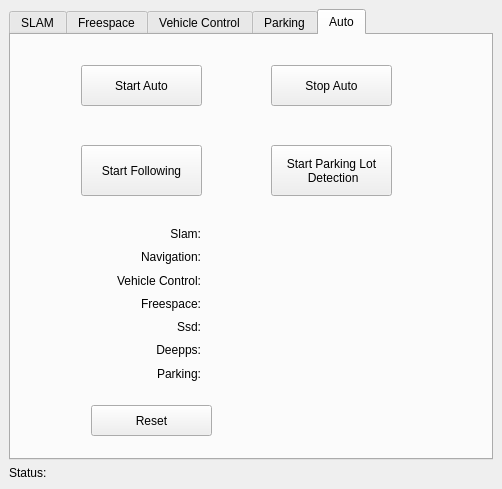
Qt form src/rqt_state_machine/state_machine_controller.ui (JingruiYu/rqt_state_machine) before a commit.
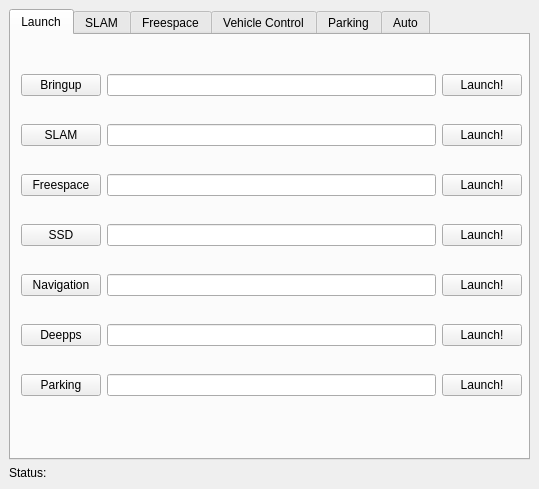
The same form after that commit.

Commit message: add launch tab for manually launching modules

What changed in the file:
```diff
--- a/src/rqt_state_machine/state_machine_controller.ui
+++ b/src/rqt_state_machine/state_machine_controller.ui
@@ -9,7 +9,7 @@
    <rect>
     <x>0</x>
     <y>0</y>
-    <width>502</width>
+    <width>539</width>
     <height>489</height>
    </rect>
   </property>
@@ -41,8 +41,216 @@
       <item>
        <widget class="QTabWidget" name="tabWidget">
         <property name="currentIndex">
-         <number>4</number>
+         <number>0</number>
         </property>
+        <widget class="QWidget" name="tabLaunch">
+         <attribute name="title">
+          <string>Launch</string>
+         </attribute>
+         <widget class="QWidget" name="horizontalLayoutWidget">
+          <property name="geometry">
+           <rect>
+            <x>10</x>
+            <y>80</y>
+            <width>501</width>
+            <height>41</height>
+           </rect>
+          </property>
+          <layout class="QHBoxLayout" name="horizontalLayout">
+           <item>
+            <widget class="QPushButton" name="launchFileSlam">
+             <property name="text">
+              <string>SLAM</string>
+             </property>
+            </widget>
+           </item>
+           <item>
+            <widget class="QLineEdit" name="launchFilePathSlam"/>
+           </item>
+           <item>
+            <widget class="QPushButton" name="launchSlam">
+             <property name="text">
+              <string>Launch!</string>
+             </property>
+            </widget>
+           </item>
+          </layout>
+         </widget>
+         <widget class="QWidget" name="horizontalLayoutWidget_2">
+          <property name="geometry">
+           <rect>
+            <x>10</x>
+            <y>230</y>
+            <width>501</width>
+            <height>41</height>
+           </rect>
+          </property>
+          <layout class="QHBoxLayout" name="horizontalLayout_2">
+           <item>
+            <widget class="QPushButton" name="launchFileNavigation">
+             <property name="text">
+              <string>Navigation</string>
+             </property>
+            </widget>
+           </item>
+           <item>
+            <widget class="QLineEdit" name="launchFilePathNavigation"/>
+           </item>
+           <item>
+            <widget class="QPushButton" name="launchNavigation">
+             <property name="text">
+              <string>Launch!</string>
+             </property>
+            </widget>
+           </item>
+          </layout>
+         </widget>
+         <widget class="QWidget" name="horizontalLayoutWidget_3">
+          <property name="geometry">
+           <rect>
+            <x>10</x>
+            <y>30</y>
+            <width>501</width>
+            <height>41</height>
+           </rect>
+          </property>
+          <layout class="QHBoxLayout" name="horizontalLayout_3">
+           <item>
+            <widget class="QPushButton" name="launchFileBringup">
+             <property name="text">
+              <string>Bringup</string>
+             </property>
+            </widget>
+           </item>
+           <item>
+            <widget class="QLineEdit" name="launchFilePathBringup"/>
+           </item>
+           <item>
+            <widget class="QPushButton" name="launchBringup">
+             <property name="text">
+              <string>Launch!</string>
+             </property>
+            </widget>
+           </item>
+          </layout>
+         </widget>
+         <widget class="QWidget" name="horizontalLayoutWidget_4">
+          <property name="geometry">
+           <rect>
+            <x>10</x>
+            <y>130</y>
+            <width>501</width>
+            <height>41</height>
+           </rect>
+          </property>
+          <layout class="QHBoxLayout" name="horizontalLayout_4">
+           <item>
+            <widget class="QPushButton" name="launchFileFreespace">
+             <property name="text">
+              <string>Freespace</string>
+             </property>
+            </widget>
+           </item>
+           <item>
+            <widget class="QLineEdit" name="launchFilePathFreespace"/>
+           </item>
+           <item>
+            <widget class="QPushButton" name="launchFreespace">
+             <property name="text">
+              <string>Launch!</string>
+             </property>
+            </widget>
+           </item>
+          </layout>
+         </widget>
+         <widget class="QWidget" name="horizontalLayoutWidget_5">
+          <property name="geometry">
+           <rect>
+            <x>10</x>
+            <y>280</y>
+            <width>501</width>
+            <height>41</height>
+           </rect>
+          </property>
+          <layout class="QHBoxLayout" name="horizontalLayout_5">
+           <item>
+            <widget class="QPushButton" name="launchFileDeepps">
+             <property name="text">
+              <string>Deepps</string>
+             </property>
+            </widget>
+           </item>
+           <item>
+            <widget class="QLineEdit" name="launchFilePathDeepps"/>
+           </item>
+           <item>
+            <widget class="QPushButton" name="launchDeepps">
+             <property name="text">
+              <string>Launch!</string>
+             </property>
+            </widget>
+           </item>
+          </layout>
+         </widget>
+         <widget class="QWidget" name="horizontalLayoutWidget_6">
+          <property name="geometry">
+           <rect>
+            <x>10</x>
+            <y>180</y>
+            <width>501</width>
+            <height>41</height>
+           </rect>
+          </property>
+          <layout class="QHBoxLayout" name="horizontalLayout_6">
+           <item>
+            <widget class="QPushButton" name="launchFileSsd">
+             <property name="text">
+              <string>SSD</string>
+             </property>
+            </widget>
+           </item>
+           <item>
+            <widget class="QLineEdit" name="launchFilePathSsd"/>
+           </item>
+           <item>
+            <widget class="QPushButton" name="launchSsd">
+             <property name="text">
+              <string>Launch!</string>
+             </property>
+            </widget>
+           </item>
+          </layout>
+         </widget>
+         <widget class="QWidget" name="horizontalLayoutWidget_7">
+          <property name="geometry">
+           <rect>
+            <x>10</x>
+            <y>330</y>
+            <width>501</width>
+            <height>41</height>
+           </rect>
+          </property>
+          <layout class="QHBoxLayout" name="horizontalLayout_7">
+           <item>
+            <widget class="QPushButton" name="launchFileParking">
+             <property name="text">
+              <string>Parking</string>
+             </property>
+            </widget>
+           </item>
+           <item>
+            <widget class="QLineEdit" name="launchFilePathParking"/>
+           </item>
+           <item>
+            <widget class="QPushButton" name="launchParking">
+             <property name="text">
+              <string>Launch!</string>
+             </property>
+            </widget>
+           </item>
+          </layout>
+         </widget>
+        </widget>
         <widget class="QWidget" name="tabSlam">
          <attribute name="title">
           <string>SLAM</string>
```
The commit also changes 2 other files.
